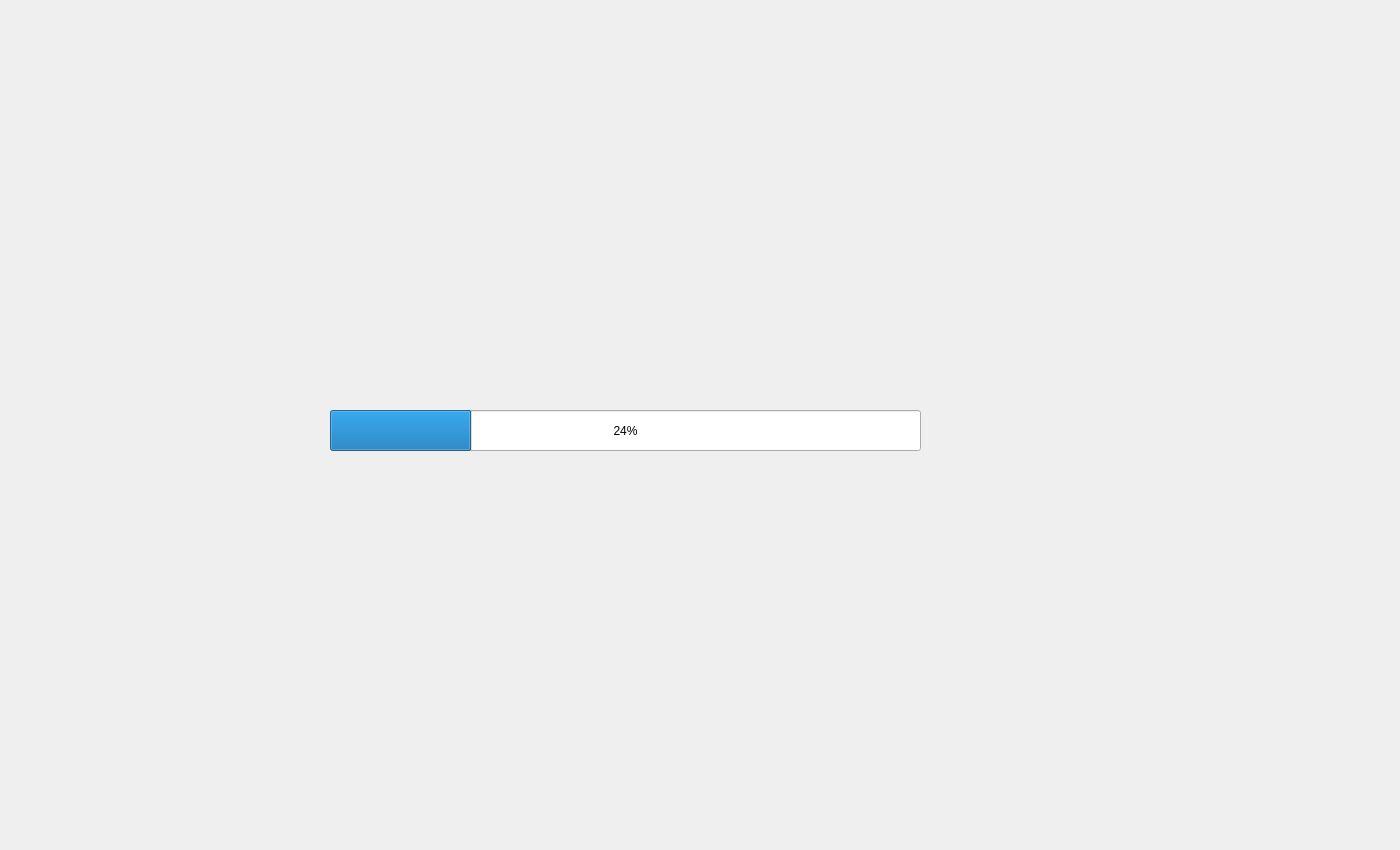
Above: diskUsage.ui from ArtemToporkov/DiskUsage before the change. Below: the same form after it.
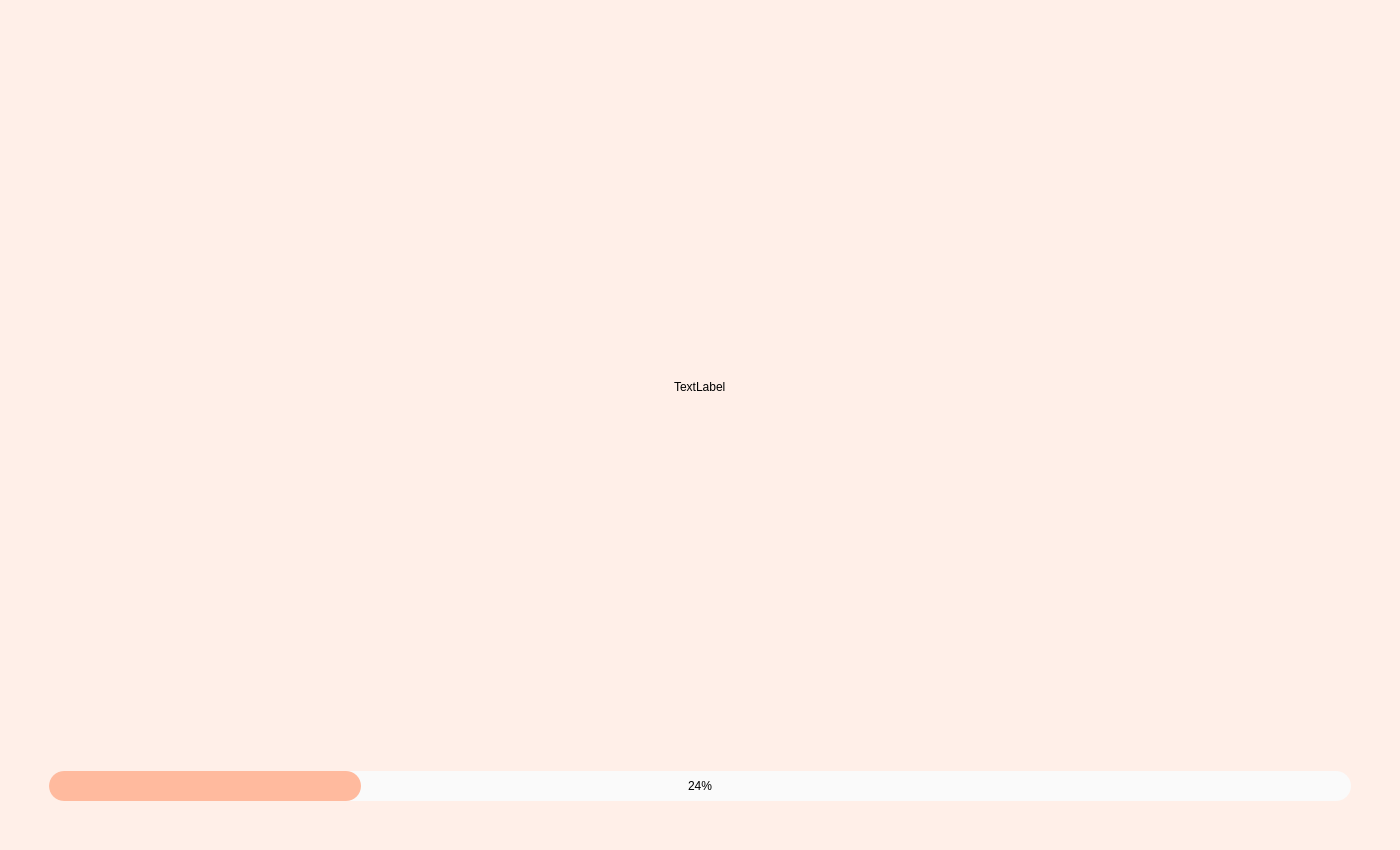
That is the form after the change. The open tabs and pages were chosen to show the change. Custom widgets are drawn as their Qt base class.

Commit message: selected disk animation added

The edit to the form file:
```diff
--- a/diskUsage.ui
+++ b/diskUsage.ui
@@ -19,6 +19,9 @@
   <property name="windowTitle">
    <string>StackedWidget</string>
   </property>
+  <property name="styleSheet">
+   <string notr="true">background-color: rgb(255, 239, 232);</string>
+  </property>
   <property name="currentIndex">
    <number>0</number>
   </property>
@@ -219,25 +222,130 @@
      <verstretch>0</verstretch>
     </sizepolicy>
    </property>
-   <widget class="QProgressBar" name="progressBar">
-    <property name="geometry">
-     <rect>
-      <x>330</x>
-      <y>410</y>
-      <width>591</width>
-      <height>41</height>
-     </rect>
-    </property>
-    <property name="sizePolicy">
-     <sizepolicy hsizetype="Expanding" vsizetype="Expanding">
-      <horstretch>0</horstretch>
-      <verstretch>0</verstretch>
-     </sizepolicy>
-    </property>
-    <property name="value">
-     <number>24</number>
-    </property>
-   </widget>
+   <layout class="QGridLayout" name="gridLayout_3">
+    <item row="3" column="1">
+     <widget class="QProgressBar" name="progressBar">
+      <property name="sizePolicy">
+       <sizepolicy hsizetype="Expanding" vsizetype="Fixed">
+        <horstretch>0</horstretch>
+        <verstretch>0</verstretch>
+       </sizepolicy>
+      </property>
+      <property name="minimumSize">
+       <size>
+        <width>0</width>
+        <height>30</height>
+       </size>
+      </property>
+      <property name="styleSheet">
+       <string notr="true">QProgressBar {
+background-color: rgb(250, 250, 250);
+border-style: solid;
+border-radius: 15px;
+text-align: center;
+}
+
+QProgressBar::chunk {
+background-color: rgb(255, 186, 158);
+border-radius: 15px;
+}</string>
+      </property>
+      <property name="value">
+       <number>24</number>
+      </property>
+      <property name="alignment">
+       <set>Qt::AlignRight|Qt::AlignTrailing|Qt::AlignVCenter</set>
+      </property>
+     </widget>
+    </item>
+    <item row="3" column="2">
+     <spacer name="horizontalSpacer_6">
+      <property name="orientation">
+       <enum>Qt::Horizontal</enum>
+      </property>
+      <property name="sizeType">
+       <enum>QSizePolicy::Fixed</enum>
+      </property>
+      <property name="sizeHint" stdset="0">
+       <size>
+        <width>40</width>
+        <height>20</height>
+       </size>
+      </property>
+     </spacer>
+    </item>
+    <item row="4" column="1">
+     <spacer name="verticalSpacer_6">
+      <property name="orientation">
+       <enum>Qt::Vertical</enum>
+      </property>
+      <property name="sizeType">
+       <enum>QSizePolicy::Fixed</enum>
+      </property>
+      <property name="sizeHint" stdset="0">
+       <size>
+        <width>20</width>
+        <height>40</height>
+       </size>
+      </property>
+     </spacer>
+    </item>
+    <item row="3" column="0">
+     <spacer name="horizontalSpacer_5">
+      <property name="orientation">
+       <enum>Qt::Horizontal</enum>
+      </property>
+      <property name="sizeType">
+       <enum>QSizePolicy::Fixed</enum>
+      </property>
+      <property name="sizeHint" stdset="0">
+       <size>
+        <width>40</width>
+        <height>20</height>
+       </size>
+      </property>
+     </spacer>
+    </item>
+    <item row="2" column="1">
+     <spacer name="verticalSpacer_7">
+      <property name="orientation">
+       <enum>Qt::Vertical</enum>
+      </property>
+      <property name="sizeType">
+       <enum>QSizePolicy::Fixed</enum>
+      </property>
+      <property name="sizeHint" stdset="0">
+       <size>
+        <width>20</width>
+        <height>40</height>
+       </size>
+      </property>
+     </spacer>
+    </item>
+    <item row="1" column="1" alignment="Qt::AlignHCenter">
+     <widget class="QLabel" name="label_3">
+      <property name="text">
+       <string>TextLabel</string>
+      </property>
+     </widget>
+    </item>
+    <item row="0" column="1">
+     <spacer name="verticalSpacer_8">
+      <property name="orientation">
+       <enum>Qt::Vertical</enum>
+      </property>
+      <property name="sizeType">
+       <enum>QSizePolicy::Fixed</enum>
+      </property>
+      <property name="sizeHint" stdset="0">
+       <size>
+        <width>20</width>
+        <height>40</height>
+       </size>
+      </property>
+     </spacer>
+    </item>
+   </layout>
   </widget>
   <widget class="QWidget" name="page_3">
    <property name="sizePolicy">
```
Left out of the diff: 48 changed lines with no effect on the pictures. The commit also changes 3 other files.
